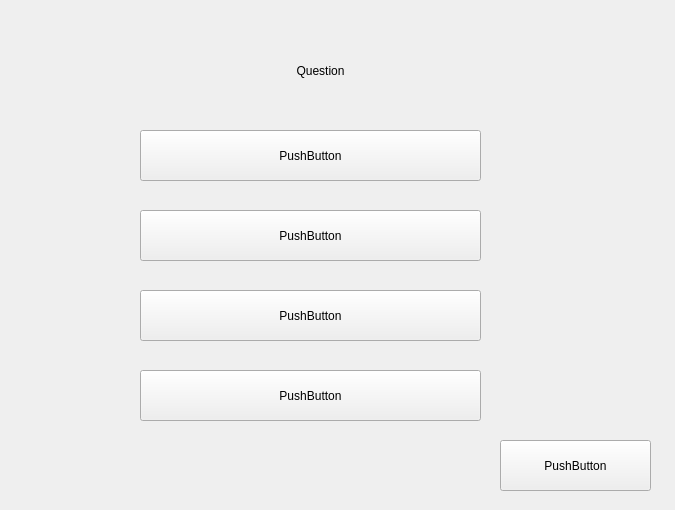
Old version of the form AsiaTravelGuide/quiz.ui in the repository bestcreator01/asia-travel-guide.
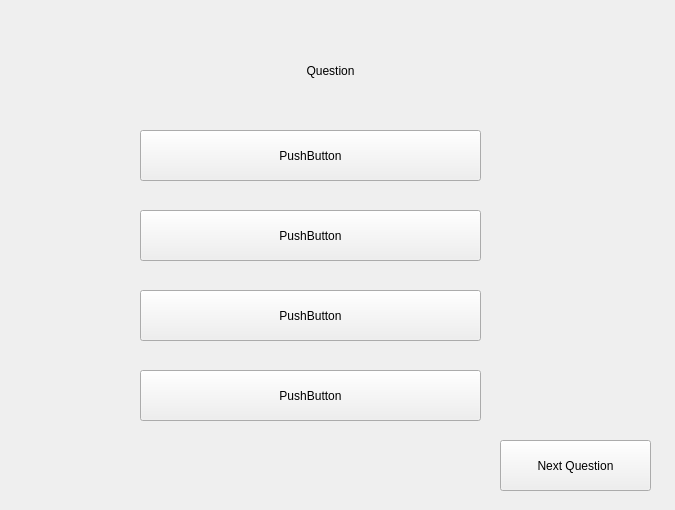
New version of the form.

Commit message: set colors on wrong and correct answers & randomized questions and options

Diff of the .ui file:
```diff
--- a/AsiaTravelGuide/quiz.ui
+++ b/AsiaTravelGuide/quiz.ui
@@ -29,9 +29,9 @@
   <widget class="QLabel" name="question">
    <property name="geometry">
     <rect>
-     <x>140</x>
+     <x>40</x>
      <y>40</y>
-     <width>361</width>
+     <width>581</width>
      <height>61</height>
     </rect>
    </property>
@@ -91,7 +91,7 @@
     </rect>
    </property>
    <property name="text">
-    <string>PushButton</string>
+    <string>Next Question</string>
    </property>
   </widget>
  </widget>
```
The commit also changes 4 other files.
